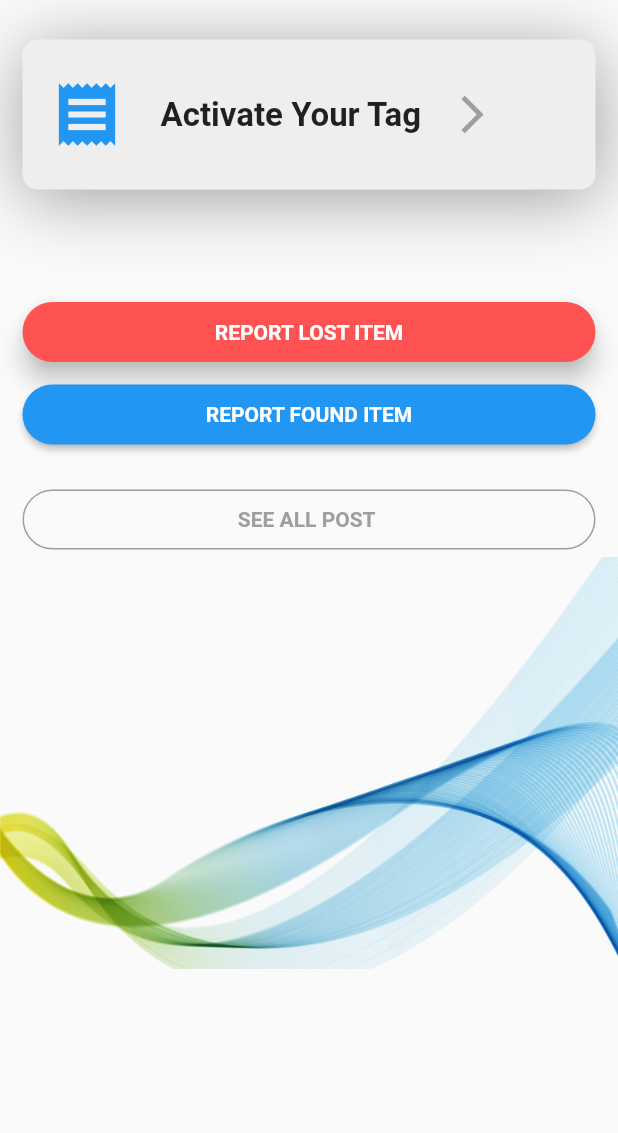
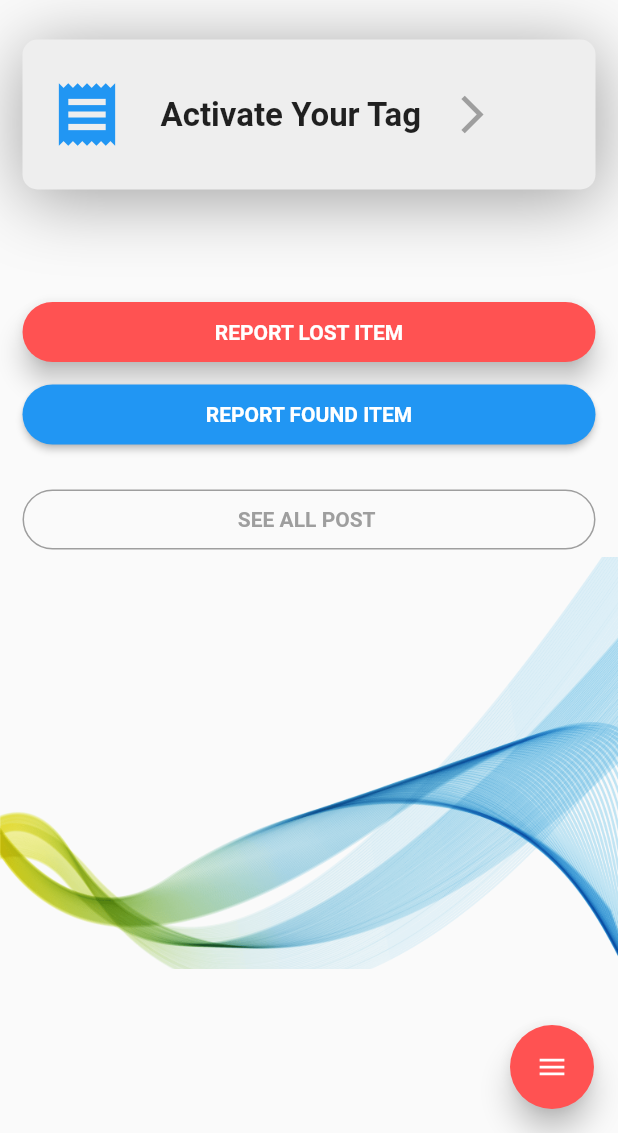
Before and after one commit to ifaraaz/Returndex-Flutter-App, a Flutter app: the MyWelcomePage screen opened by its route, on a phone screen of 412 x 824 dp, the part 103-1236 px from its top. Run offline on Flutter 3.47's test engine with Material 2 defaults, Android fonts, the phone set to English and light mode, and no system bars; drawn by our look-alikes of flutter_speed_dial; our stand-ins replace bottom_navy_bar, carousel_slider, connectivity, intro_slider, shared_preferences; accounts and stored records are empty.

Commit message:
floating button impl
Floating button implemeted with call email and open website

```diff
--- a/lib/ui/welcome.dart
+++ b/lib/ui/welcome.dart
@@ -1,7 +1,10 @@
+import 'package:ReturnDex/reuseable/networkUtility.dart';
 import 'package:flutter/material.dart';
 import 'package:ReturnDex/ui/restapidata.dart';
 import 'tags.dart';
 import 'package:ReturnDex/reuseable/slideanimation.dart';
+import 'package:flutter_speed_dial/flutter_speed_dial.dart';
+import 'package:url_launcher/url_launcher.dart';
 
 class MyWelcomePage extends StatefulWidget {
   @override
@@ -9,6 +12,7 @@ class MyWelcomePage extends StatefulWidget {
 }
 
 class _MyWelcomePageState extends State<MyWelcomePage> {
+   var _scafoldkey_welcome =GlobalKey<ScaffoldState>();
 
 Future<bool> _onBackPressed() {
     return showDialog(
@@ -37,6 +41,52 @@ Future<bool> _onBackPressed() {
      return WillPopScope(
       onWillPop: _onBackPressed,
           child: Scaffold(
+            key: _scafoldkey_welcome,
+            floatingActionButton: SpeedDial(
+          // both default to 16
+          marginRight: 18,
+          marginBottom: 20,
+          animatedIcon: AnimatedIcons.menu_close,
+          animatedIconTheme: IconThemeData(size: 22.0),
+          // this is ignored if animatedIcon is non null
+          // child: Icon(Icons.add),
+          visible: true,
+          curve: Curves.bounceIn,
+          overlayColor: Colors.black,
+          overlayOpacity: 0.5,
+          onOpen: () => print('OPENING DIAL'),
+          onClose: () => print('DIAL CLOSED'),
+          tooltip: 'Support',
+          heroTag: 'returndex-support',
+
+          backgroundColor: Colors.redAccent,
+          foregroundColor: Colors.white,
+          elevation: 8.0,
+          shape: CircleBorder(),
+          children: [
+            SpeedDialChild(
+              child: Icon(Icons.call),
+              backgroundColor: Colors.blueAccent,
+              label: 'Call us',
+
+              onTap: () => _openURL("tel:+918574151908")
+            ),
+            SpeedDialChild(
+              child: Icon(Icons.mail_outline),
+              backgroundColor: Colors.blueAccent,
+              label: 'Email us',
+
+              onTap: () => _openURL("mailto:support@returndex.com?subject=Support mail from App&body=RETURNDEX")
+            ),
+            SpeedDialChild(
+              child: Icon(Icons.open_in_browser),
+              backgroundColor: Colors.blueAccent,
+              label: 'Open website',
+
+              onTap: () => _openURL("http://returndex.com")
+            ),
+          ],
+        ),
 
         body: ListView(
           children: <Widget>[
@@ -248,4 +298,14 @@ color:Colors.redAccent,
 
 
   }
+  _openURL(String url) async{
+     print("open url clicked");
+     if(await canLaunch(url)){
+       launch(url);
+     }
+     else{
+        	showSnackBar(_scafoldkey_welcome, "Some Error Occured !");
+
+     }
+  }
 }
--- a/pubspec.yaml
+++ b/pubspec.yaml
@@ -13,6 +13,8 @@ environment:
   sdk: ">=2.0.0-dev.68.0 <3.0.0"
 
 dependencies:
+  url_launcher: ^5.0.2
+  flutter_speed_dial: ^1.1.1
   connectivity: ^0.4.2
   shared_preferences: ^0.5.1+2
   http: ^0.12.0
```
